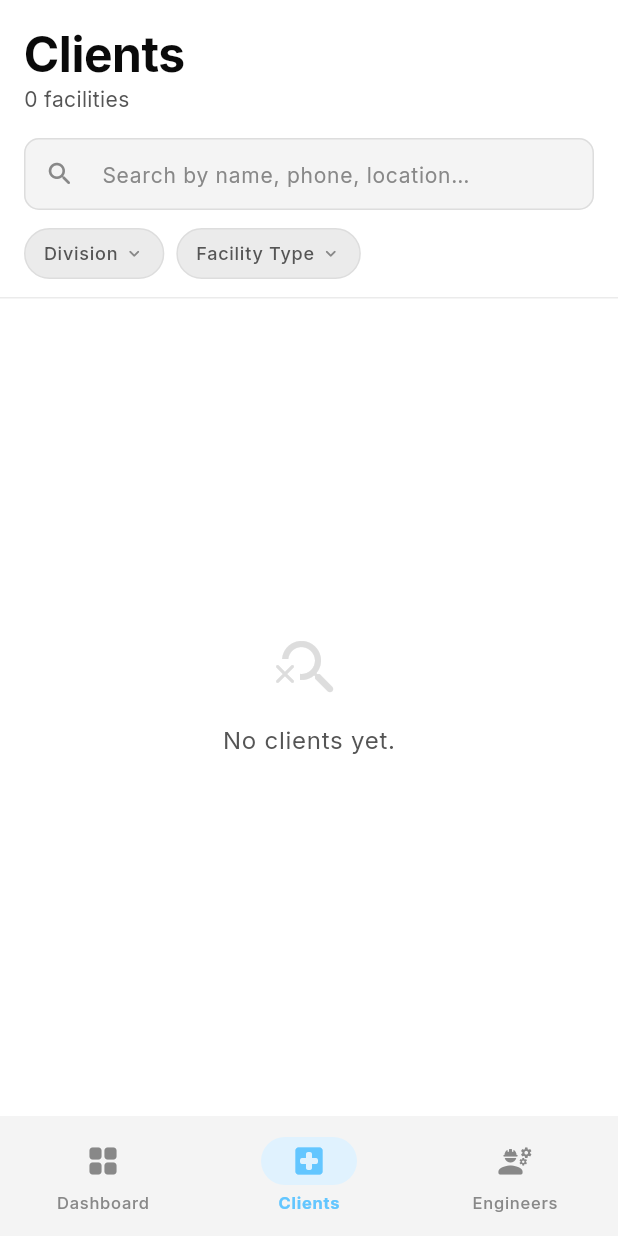
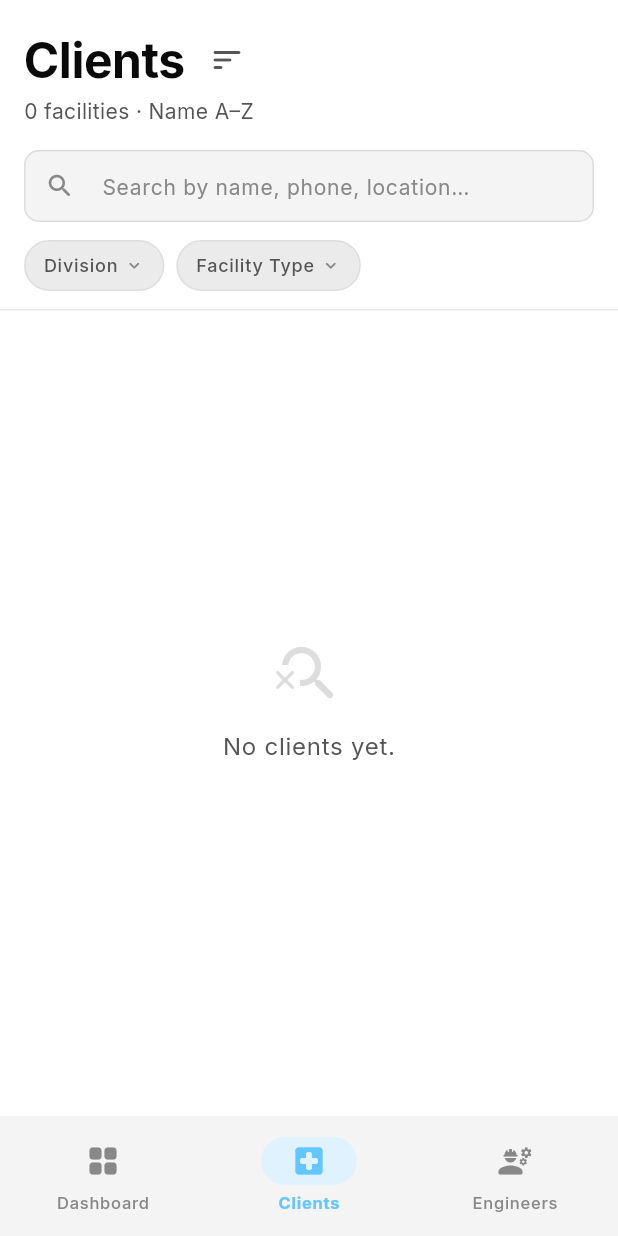
Before and after one commit to dmeitofficer-design/eam_app2, a Flutter app: the ClientsScreen screen opened by its route, on a phone screen of 412 x 824 dp. Run offline on Flutter 3.47's test engine with Material 3 defaults, Android fonts, the phone set to English and light mode, and no system bars; our stand-ins replace equatable, file_picker, flutter_bloc, flutter_dotenv, flutter_svg, go_router and 5 more; missing offline and left inert: ota_update, syncfusion_flutter_pdfviewer; accounts and stored records are empty.

Commit message:
Clients: Add Client in the title row and a sort menu
- 'Add Client' moves from the bottom-right floating button to the right
  of the title row, on phones and desktop.
- A sort icon next to the title orders the list by last added, first
  added, name A-Z (default) or Z-A, or most / fewest installations. The
  current order shows under the title and is kept for the session.
- Installation counts are loaded only when an installation sort is
  picked, from installed_machines_view, so each role counts only the
  machines it can see; cards then show the count.

Co-Authored-By: Claude Opus 5.5 <noreply@anthropic.com>
Claude-Session: https://claude.ai/code/session_01T97TDWmtsVqvbT6itQq5G1

```diff
--- a/lib/features/clients/presentation/screens/clients_screen.dart
+++ b/lib/features/clients/presentation/screens/clients_screen.dart
@@ -13,8 +13,25 @@ import '../../../config/presentation/bloc/config_bloc.dart';
 import '../../../approvals/data/models/approval_status.dart';
 import '../../../approvals/presentation/approval_widgets.dart';
 import '../../data/models/hospital_client.dart';
+import '../../data/repositories/clients_repository.dart';
 import '../bloc/clients_bloc.dart';
 import 'add_client_page.dart';
+
+/// Client list orders offered by the sort menu.
+enum ClientSort {
+  newest('Last added', Icons.schedule_rounded),
+  oldest('First added', Icons.history_rounded),
+  nameAsc('Name A–Z', Icons.sort_by_alpha_rounded),
+  nameDesc('Name Z–A', Icons.sort_by_alpha_rounded),
+  mostInstalls('Most installations', Icons.trending_up_rounded),
+  fewestInstalls('Fewest installations', Icons.trending_down_rounded);
+
+  const ClientSort(this.label, this.icon);
+  final String label;
+  final IconData icon;
+
+  bool get needsCounts => this == mostInstalls || this == fewestInstalls;
+}
 
 class ClientsScreen extends StatefulWidget {
   const ClientsScreen({super.key});
@@ -24,6 +41,59 @@ class ClientsScreen extends StatefulWidget {
 
 class _ClientsScreenState extends State<ClientsScreen> {
   final _searchCtrl = TextEditingController();
+
+  /// Kept across tab switches for the rest of the session. The server
+  /// returns clients by name, so A–Z is the default.
+  static ClientSort _sort = ClientSort.nameAsc;
+  Map<String, int>? _machineCounts;
+  bool _loadingCounts = false;
+
+  Future<void> _setSort(ClientSort sort) async {
+    setState(() => _sort = sort);
+    if (sort.needsCounts && _machineCounts == null) await _loadCounts();
+  }
+
+  Future<void> _loadCounts() async {
+    setState(() => _loadingCounts = true);
+    try {
+      final counts = await context.read<ClientsRepository>().getMachineCounts();
+      if (mounted) setState(() => _machineCounts = counts);
+    } catch (e) {
+      if (mounted) _showErrorSnackBar('Could not load installation counts.');
+    } finally {
+      if (mounted) setState(() => _loadingCounts = false);
+    }
+  }
+
+  List<HospitalClient> _sorted(List<HospitalClient> clients) {
+    final counts = _machineCounts ?? const <String, int>{};
+    int byName(HospitalClient a, HospitalClient b) =>
+        a.name.toLowerCase().compareTo(b.name.toLowerCase());
+    int installs(HospitalClient c) => counts[c.id] ?? 0;
+
+    final list = [...clients];
+    switch (_sort) {
+      case ClientSort.newest:
+        list.sort((a, b) => b.createdAt.compareTo(a.createdAt));
+      case ClientSort.oldest:
+        list.sort((a, b) => a.createdAt.compareTo(b.createdAt));
+      case ClientSort.nameAsc:
+        list.sort(byName);
+      case ClientSort.nameDesc:
+        list.sort((a, b) => byName(b, a));
+      case ClientSort.mostInstalls:
+        list.sort((a, b) {
+          final d = installs(b).compareTo(installs(a));
+          return d != 0 ? d : byName(a, b);
+        });
+      case ClientSort.fewestInstalls:
+        list.sort((a, b) {
+          final d = installs(a).compareTo(installs(b));
+          return d != 0 ? d : byName(a, b);
+        });
+    }
+    return list;
+  }
 
   @override
   void initState() {
@@ -91,17 +161,6 @@ class _ClientsScreenState extends State<ClientsScreen> {
 
     return Scaffold(
       backgroundColor: AppColors.surface0,
-      floatingActionButton: canAdd
-          ? FloatingActionButton.extended(
-              onPressed: _openAddClient,
-              backgroundColor: AppColors.accent,
-              foregroundColor: Colors.white,
-              icon: const Icon(Icons.add_rounded),
-              label: const Text('Add Client'),
-              elevation: 0,
-              shape: const StadiumBorder(),
-            )
-          : null,
       body: SafeArea(
         child: Column(
           crossAxisAlignment: CrossAxisAlignment.start,
@@ -117,30 +176,47 @@ class _ClientsScreenState extends State<ClientsScreen> {
               child: Column(
                 crossAxisAlignment: CrossAxisAlignment.start,
                 children: [
+                  // Title · sort ··· Add Client
                   Row(
-                    mainAxisAlignment: MainAxisAlignment.spaceBetween,
                     children: [
-                      Column(
+                      Expanded(
+                        child: Column(
                           crossAxisAlignment: CrossAxisAlignment.start,
                           children: [
+                            Row(
+                              mainAxisSize: MainAxisSize.min,
+                              children: [
                                 Text('Clients', style: theme.textTheme.headlineLarge),
+                                const SizedBox(width: AppSpacing.xxs),
+                                _SortButton(
+                                  current: _sort,
+                                  loading: _loadingCounts,
+                                  onSelected: _setSort,
+                                ),
+                              ],
+                            ),
                             BlocBuilder<ClientsBloc, ClientsState>(
                               buildWhen: (p, c) =>
                                   p.clients.length != c.clients.length,
                               builder: (context, state) => Text(
-                              '${state.clients.length} facilities',
+                                '${state.clients.length} facilities · ${_sort.label}',
                                 style: theme.textTheme.bodyMedium,
+                                maxLines: 1,
+                                overflow: TextOverflow.ellipsis,
                               ),
                             ),
                           ],
                         ),
-                      if (canAdd && isDesktop)
+                      ),
+                      const SizedBox(width: AppSpacing.sm),
+                      if (canAdd)
                         ElevatedButton.icon(
                           onPressed: _openAddClient,
                           icon: const Icon(Icons.add_rounded, size: 18),
                           label: const Text('Add Client'),
                           style: ElevatedButton.styleFrom(
                             minimumSize: const Size(0, 44),
+                            padding: const EdgeInsets.symmetric(horizontal: AppSpacing.md),
                           ),
                         ),
                     ],
@@ -215,6 +291,7 @@ class _ClientsScreenState extends State<ClientsScreen> {
                   Future<void> handleRefresh() async {
                     final bloc = context.read<ClientsBloc>();
                     bloc.add(const ClientsFetchRequested(forceRefresh: true));
+                    if (_sort.needsCounts) _loadCounts();
                     await bloc.stream.firstWhere((s) => !s.isLoading);
                   }
 
@@ -271,6 +348,7 @@ class _ClientsScreenState extends State<ClientsScreen> {
                     );
                   }
 
+                  final sorted = _sorted(state.clients);
                   return RefreshIndicator(
                     color: AppColors.accent,
                     backgroundColor: AppColors.surface1,
@@ -281,15 +359,15 @@ class _ClientsScreenState extends State<ClientsScreen> {
                         isDesktop ? AppSpacing.xl : AppSpacing.md,
                         AppSpacing.md,
                         isDesktop ? AppSpacing.xl : AppSpacing.md,
-                        canAdd ? 96 : AppSpacing.md,
+                        AppSpacing.md,
                       ),
-                      itemCount: state.clients.length,
+                      itemCount: sorted.length,
                       separatorBuilder: (_, __) =>
                           const SizedBox(height: AppSpacing.sm),
                       itemBuilder: (_, i) => _ClientCard(
-                        client: state.clients[i],
-                        onTap: () =>
-                            context.push('/clients/${state.clients[i].id}'),
+                        client: sorted[i],
+                        installations: _sort.needsCounts ? (_machineCounts?[sorted[i].id] ?? 0) : null,
+                        onTap: () => context.push('/clients/${sorted[i].id}'),
                       ),
                     ),
                   );
@@ -490,9 +568,12 @@ class _DropdownChip<T> extends StatelessWidget {
 // ── Client card ──────────────────────────────────────────────
 
 class _ClientCard extends StatelessWidget {
-  const _ClientCard({required this.client, required this.onTap});
+  const _ClientCard({required this.client, required this.onTap, this.installations});
   final HospitalClient client;
   final VoidCallback onTap;
+
+  /// Shown while sorting by installations.
+  final int? installations;
 
   IconData _facilityIcon(FacilityType type) {
     switch (type) {
@@ -595,12 +676,76 @@ class _ClientCard extends StatelessWidget {
                 ),
               ),
               const SizedBox(width: AppSpacing.sm),
+              if (installations != null) ...[
+                Column(
+                  mainAxisSize: MainAxisSize.min,
+                  children: [
+                    Text('$installations', style: theme.textTheme.titleMedium),
+                    Text(
+                      installations == 1 ? 'machine' : 'machines',
+                      style: theme.textTheme.labelSmall?.copyWith(color: AppColors.textTertiary),
+                    ),
+                  ],
+                ),
+                const SizedBox(width: AppSpacing.xs),
+              ],
               Icon(Icons.chevron_right_rounded,
                   color: AppColors.textTertiary,),
             ],
           ),
         ),
       ),
+    );
+  }
+}
+
+/// Sort icon next to the title; the menu marks the current order.
+class _SortButton extends StatelessWidget {
+  const _SortButton({required this.current, required this.loading, required this.onSelected});
+  final ClientSort current;
+  final bool loading;
+  final ValueChanged<ClientSort> onSelected;
+
+  @override
+  Widget build(BuildContext context) {
+    final theme = Theme.of(context);
+    final isDefault = current == ClientSort.nameAsc;
+    return PopupMenuButton<ClientSort>(
+      tooltip: 'Sort clients',
+      initialValue: current,
+      onSelected: onSelected,
+      position: PopupMenuPosition.under,
+      icon: loading
+          ? const SizedBox.square(dimension: 20, child: CircularProgressIndicator(strokeWidth: 2))
+          : Badge(
+              // A dot when the list isn't in the default order.
+              isLabelVisible: !isDefault,
+              smallSize: 7,
+              backgroundColor: AppColors.accent,
+              child: Icon(Icons.sort_rounded, color: AppColors.textSecondary),
+            ),
+      itemBuilder: (_) => [
+        PopupMenuItem<ClientSort>(
+          enabled: false,
+          height: 32,
+          child: Text(
+            'SORT BY',
+            style: theme.textTheme.labelSmall?.copyWith(letterSpacing: 1.2, color: AppColors.textTertiary),
+          ),
+        ),
+        for (final s in ClientSort.values)
+          PopupMenuItem<ClientSort>(
+            value: s,
+            child: Row(
+              children: [
+                Icon(s.icon, size: 18, color: AppColors.textSecondary),
+                const SizedBox(width: AppSpacing.sm),
+                Expanded(child: Text(s.label)),
+                if (s == current) const Icon(Icons.check_rounded, size: 18, color: AppColors.accent),
+              ],
+            ),
+          ),
+      ],
     );
   }
 }
```
Also changed, not shown: lib/features/clients/data/repositories/clients_repository.dart (+18 -0 lines). Lines whose indentation alone changed are shown as unchanged.
